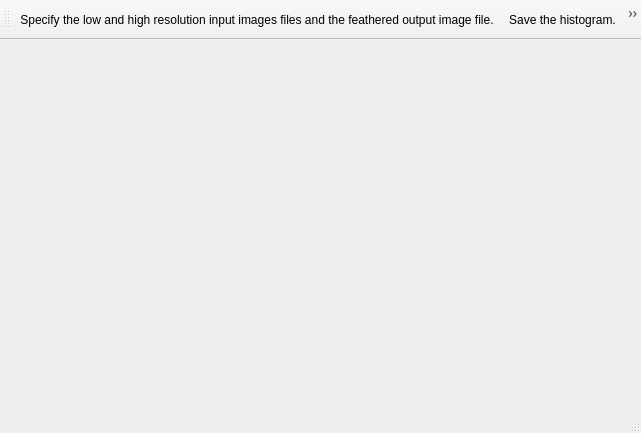
First picture: the form in code/guitools/Histogram/HistogramMain.ui, repository radio-astro/casa, before the edit.
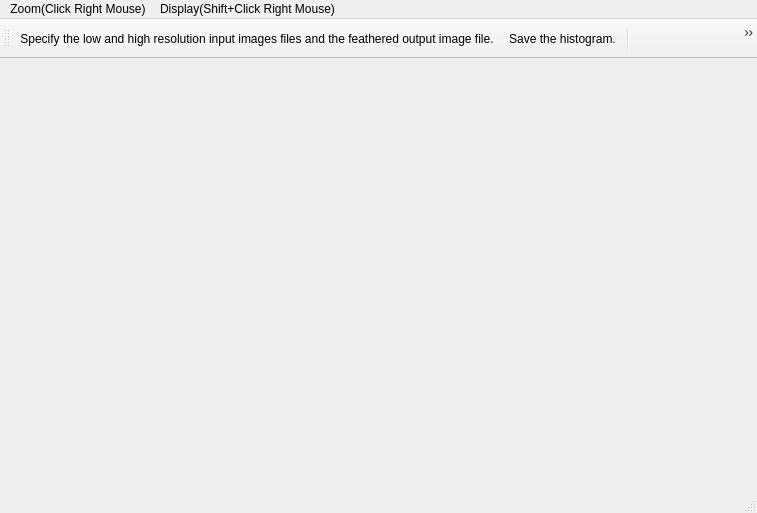
Second picture: the form after the edit. Icons and pictures are not drawn.

Commit message: New Development: No             JIRA Issue: No         Ready for Test: Yes      Interface Changes: Yes What Interface Changed: Interface changes to integrate the histogram tool the the viewer and to support increased histogram functionality.          Test Programs: List test programs   Put in Release Notes: No              Module(s): Module Names change impacts.            Description: Continuing work on histogram tool functionality.  Fix of viewer problem where color bar was not visible after user pressed "Color Wedge->yes".

```diff
--- a/code/guitools/Histogram/HistogramMain.ui
+++ b/code/guitools/Histogram/HistogramMain.ui
@@ -6,8 +6,8 @@
    <rect>
     <x>0</x>
     <y>0</y>
-    <width>641</width>
-    <height>433</height>
+    <width>757</width>
+    <height>513</height>
    </rect>
   </property>
   <property name="windowTitle">
@@ -35,8 +35,31 @@
    </attribute>
    <addaction name="actionImageFile"/>
    <addaction name="actionSave"/>
+   <addaction name="separator"/>
    <addaction name="actionColor"/>
   </widget>
+  <widget class="QMenuBar" name="menuBar">
+   <property name="geometry">
+    <rect>
+     <x>0</x>
+     <y>0</y>
+     <width>757</width>
+     <height>25</height>
+    </rect>
+   </property>
+   <widget class="QMenu" name="menuZoom">
+    <property name="title">
+     <string>Zoom(Click Right Mouse)</string>
+    </property>
+   </widget>
+   <widget class="QMenu" name="menuDisplay">
+    <property name="title">
+     <string>Display(Shift+Click Right Mouse)</string>
+    </property>
+   </widget>
+   <addaction name="menuZoom"/>
+   <addaction name="menuDisplay"/>
+  </widget>
   <action name="actionImageFile">
    <property name="icon">
     <iconset>
```
Left out of the diff: 2 changed lines with no effect on the pictures. The commit also changes 44 other files.
